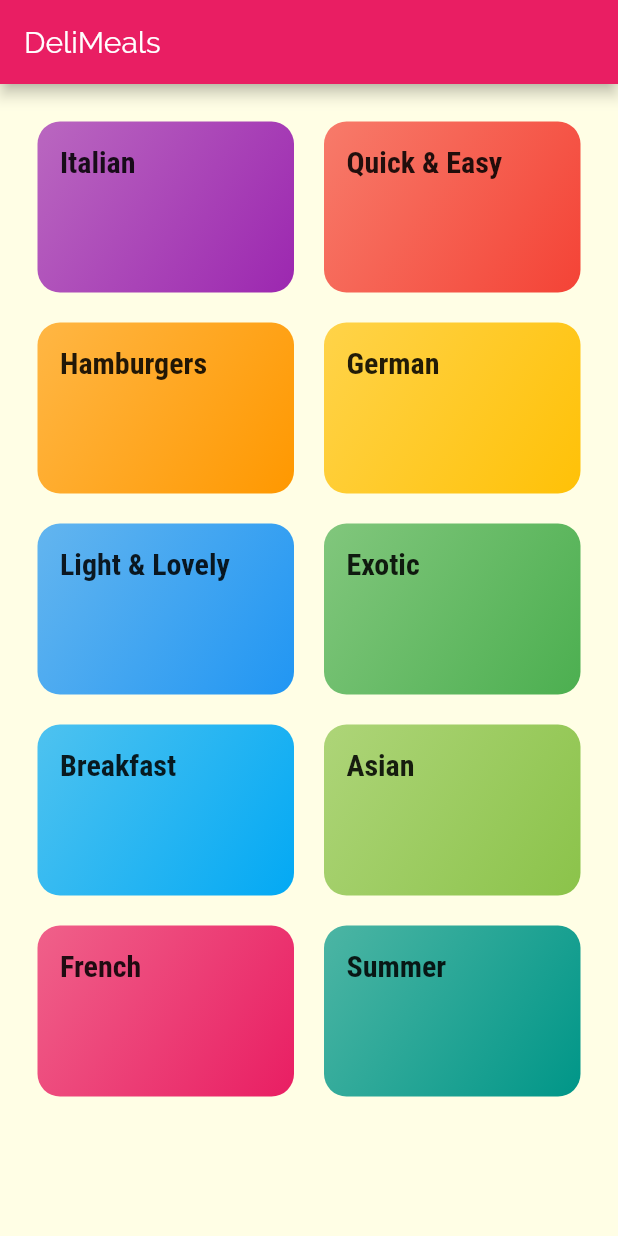
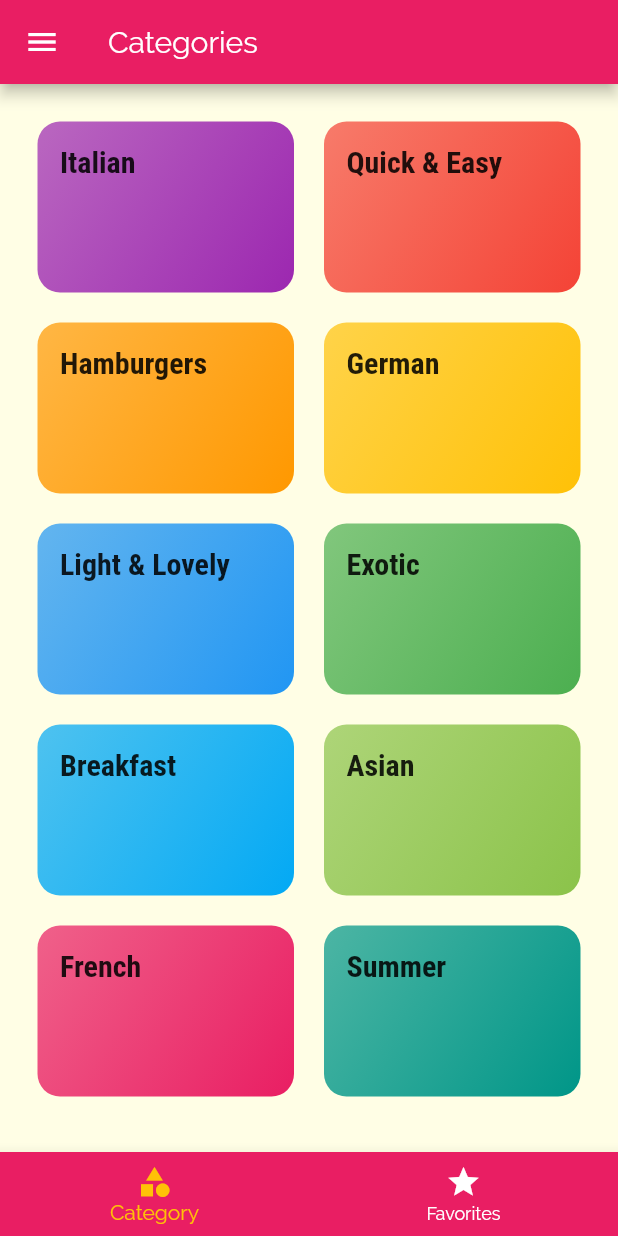
Before and after one commit to indranil-tiwary/meals-app, a Flutter app: the screen it shows after launch, on a phone screen of 412 x 824 dp. Run offline on Flutter 3.47's test engine with Material 2 defaults, Android fonts, the phone set to English and light mode, and no system bars.

Commit message:
TabsScreen Added

```diff
--- a/lib/main.dart
+++ b/lib/main.dart
@@ -1,4 +1,5 @@
 import 'package:flutter/material.dart';
+import './screens/tabs_screen.dart';
 import './screens/meal_detail_screen.dart';
 import './screens/category_meals_screen.dart';
 import './screens/categories_screen.dart';
@@ -32,7 +33,7 @@ class MyApp extends StatelessWidget {
       // home: CategoriesScreen(),
       initialRoute: '/',
       routes: {
-        '/': (ctx) => CategoriesScreen(),
+        '/': (ctx) => TabsScreen(),
         CategoryMealsScreen.routename: (ctx) => CategoryMealsScreen(),
         MealDetailScreen.routename: (ctx) => MealDetailScreen(),
       },
--- a/lib/screens/categories_screen.dart
+++ b/lib/screens/categories_screen.dart
@@ -6,11 +6,7 @@ import '../widgets/category_item.dart';
 class CategoriesScreen extends StatelessWidget {
   @override
   Widget build(BuildContext context) {
-    return Scaffold(
-      appBar: AppBar(
-        title: const Text('DeliMeals'),
-      ),
-      body: GridView(
+    return GridView(
         padding: const EdgeInsets.all(25),
         children: DUMMY_CATEGORIES
             .map(
@@ -27,7 +23,6 @@ class CategoriesScreen extends StatelessWidget {
           crossAxisSpacing: 20,
           mainAxisSpacing: 20,
         ),
-      ),
     );
   }
 }
--- /dev/null
+++ b/lib/screens/favorites_screen.dart
@@ -0,0 +1,10 @@
+import 'package:flutter/material.dart';
+
+class FavoritesScreen extends StatelessWidget {
+  @override
+  Widget build(BuildContext context) {
+    return Center(
+      child: Text('Favorites'),
+    );
+  }
+}
--- /dev/null
+++ b/lib/screens/tabs_screen.dart
@@ -0,0 +1,61 @@
+import 'package:flutter/material.dart';
+import './categories_screen.dart';
+import './favorites_screen.dart';
+
+class TabsScreen extends StatefulWidget {
+  @override
+  _TabsScreenState createState() => _TabsScreenState();
+}
+
+class _TabsScreenState extends State<TabsScreen> {
+  final List<Map<String, Object>> _pages = [
+    {'page': CategoriesScreen(), 'title': 'Categories'},
+    {'page': FavoritesScreen(), 'title': 'Favorites'},
+  ];
+
+  int _selectedPageIndex = 0;
+
+  void _selectPage(int index) {
+    setState(() {
+      _selectedPageIndex = index;
+    });
+  }
+
+  @override
+  Widget build(BuildContext context) {
+    return Scaffold(
+      appBar: AppBar(
+        title: Text(_pages[_selectedPageIndex]['title']),
+      ),
+      drawer: Drawer(
+        child: Text('The Drawer!'),
+      ),
+      bottomNavigationBar: BottomNavigationBar(
+        onTap: _selectPage,
+        backgroundColor: Theme.of(context).primaryColor,
+        unselectedItemColor: Colors.white,
+        selectedItemColor: Theme.of(context).accentColor,
+        currentIndex: _selectedPageIndex,
+        // type: BottomNavigationBarType.shifting,
+        items: [
+          BottomNavigationBarItem(
+            // backgroundColor: Theme.of(context).primaryColor, //for shifting type
+            icon: Icon(Icons.category),
+            title: Text('Category'),
+          ),
+          BottomNavigationBarItem(
+            // backgroundColor: Theme.of(context).primaryColor,
+            icon: Icon(Icons.star),
+            title: Text('Favorites'),
+          ),
+        ],
+      ),
+      body: _pages[_selectedPageIndex]['page'],
+      // TabBarView(
+      //   children: <Widget>[
+      //     CategoriesScreen(),
+      //     FavoritesScreen(),
+      //   ],
+    );
+  }
+}
```
